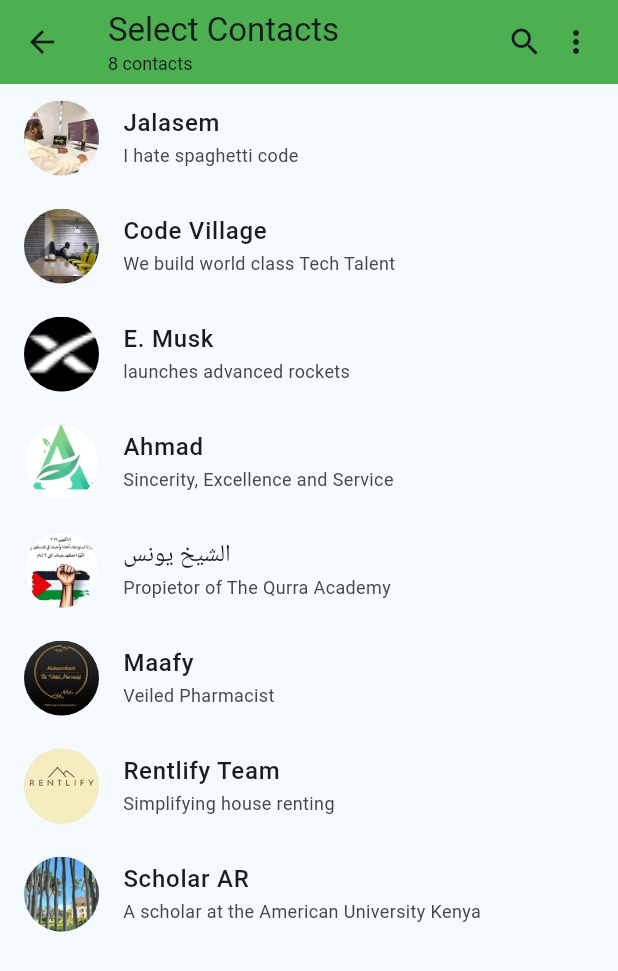
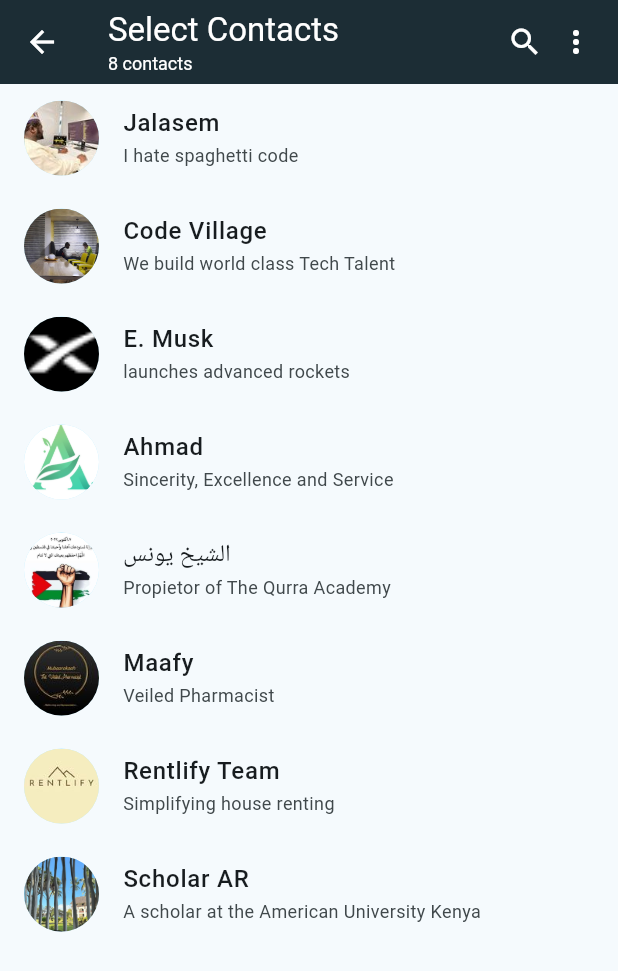
Before and after one commit to ahmad-cod/whatsapp_me, a Flutter app: the screen it shows after launch, after a tap on the "chat" icon, on a phone screen of 412 x 824 dp. Shown: the top 971 px of the screen. Run offline on Flutter 3.47's test engine with Material 3 defaults, Android fonts, the light colour scheme and no system bars; our stand-ins replace flutter_slidable.

Commit message:
Change appBar color

```diff
--- a/lib/models/custom_icon.dart
+++ b/lib/models/custom_icon.dart
@@ -2,8 +2,8 @@
 
 class CustomIcon {
   final Icon icon;
-  final Widget toScreen;
+  final Widget navigationCallback;
   final String tooltip;
 
-  const CustomIcon({required this.icon, required this.toScreen, required this.tooltip});
+  const CustomIcon({required this.icon, required this.navigationCallback, required this.tooltip});
 }
--- a/lib/screens/contacts_screen.dart
+++ b/lib/screens/contacts_screen.dart
@@ -1,4 +1,5 @@
 import 'package:flutter/material.dart';
+import 'package:whatsapp_clone/constants.dart';
 import 'package:whatsapp_clone/data/contacts_db.dart';
 import 'package:whatsapp_clone/models/contact.dart';
 import 'package:whatsapp_clone/screens/chat_screen.dart';
@@ -33,7 +34,8 @@
   Widget build(BuildContext context) {
     return Scaffold(
         appBar: AppBar(
-          backgroundColor: Colors.green,
+          backgroundColor: accentColor,
+          foregroundColor: Colors.white,
           title: isSearch
               ? Row(
                   mainAxisAlignment: MainAxisAlignment.spaceBetween,
@@ -62,10 +64,14 @@
                               mainAxisAlignment: MainAxisAlignment.spaceBetween,
                               crossAxisAlignment: CrossAxisAlignment.start,
                               children: [
-                                const Text("Select Contacts"),
+                                const Text("Select Contacts",
+                                  style: TextStyle(
+                                    color: Colors.white
+                                  ),
+                                ),
                                 Text(
                                   "${contactList.length} contacts",
-                                  style: const TextStyle(fontSize: 12),
+                                  style: const TextStyle(fontSize: 12, color: Colors.white),
                                 ),
                               ]),
                         ],
--- a/lib/screens/home_screen.dart
+++ b/lib/screens/home_screen.dart
@@ -46,24 +46,26 @@
   final List<CustomIcon> _icons = const [
     CustomIcon(
         icon: Icon(Icons.chat_outlined),
-        toScreen: ContactsView(),
+        navigationCallback: ContactsView(),
         tooltip: 'Chat'),
     CustomIcon(
         icon: Icon(Icons.group_add_outlined),
-        toScreen: ContactsView(),
+        navigationCallback: ContactsView(),
         tooltip: 'Chat'),
     CustomIcon(
         icon: Icon(Icons.camera_alt_outlined),
-        toScreen: ContactsView(),
+        navigationCallback: ContactsView(),
         tooltip: 'Upload Status'),
     CustomIcon(
-        icon: Icon(Icons.add_call), toScreen: ContactsView(), tooltip: 'Call'),
+        icon: Icon(Icons.add_call), navigationCallback: ContactsView(), tooltip: 'Call'),
   ];
 
   // methods
   void navigateNavbar(int index) {
     setState(() {
-      selectedIndex = index;
+      if (selectedIndex != index) {
+        selectedIndex = index;
+      }
     });
   }
 
@@ -80,7 +82,7 @@
           Navigator.push(
               context,
               MaterialPageRoute(
-                  builder: (context) => _icons[selectedIndex].toScreen));
+                  builder: (context) => _icons[selectedIndex].navigationCallback));
         },
         tooltip: _icons[selectedIndex].tooltip,
         child: _icons[selectedIndex].icon,
```
